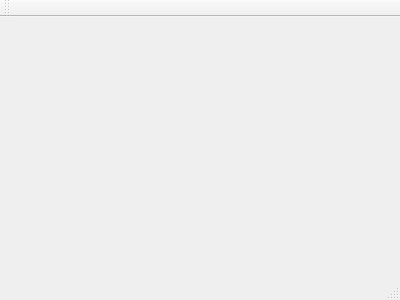
Old version of the form mainwindow.ui in the repository ebiyu/makenumber.
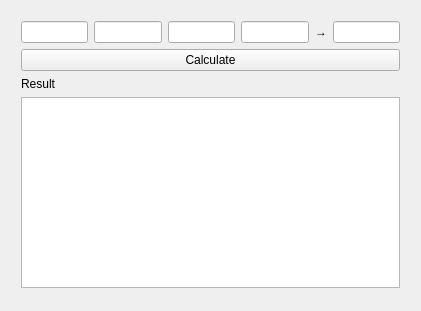
New version of the form.

Commit message: built user interface

The edit to the form file:
```diff
--- a/mainwindow.ui
+++ b/mainwindow.ui
@@ -1,24 +1,96 @@
 <ui version="4.0">
  <class>MainWindow</class>
- <widget class="QMainWindow" name="MainWindow" >
-  <property name="geometry" >
+ <widget class="QMainWindow" name="MainWindow">
+  <property name="geometry">
    <rect>
     <x>0</x>
     <y>0</y>
-    <width>400</width>
-    <height>300</height>
+    <width>421</width>
+    <height>311</height>
    </rect>
   </property>
   <property name="windowTitle" >
    <string>MainWindow</string>
   </property>
-  <widget class="QMenuBar" name="menuBar" />
-  <widget class="QToolBar" name="mainToolBar" />
-  <widget class="QWidget" name="centralWidget" />
-  <widget class="QStatusBar" name="statusBar" />
+  <widget class="QWidget" name="centralWidget">
+   <widget class="QWidget" name="">
+    <property name="geometry">
+     <rect>
+      <x>10</x>
+      <y>10</y>
+      <width>401</width>
+      <height>289</height>
+     </rect>
+    </property>
+    <layout class="QVBoxLayout" name="verticalLayout">
+     <item>
+      <layout class="QHBoxLayout" name="horizontalLayout">
+       <item>
+        <widget class="QLineEdit" name="numBox1"/>
+       </item>
+       <item>
+        <widget class="QLineEdit" name="numBox2"/>
+       </item>
+       <item>
+        <widget class="QLineEdit" name="numBox3"/>
+       </item>
+       <item>
+        <widget class="QLineEdit" name="numBox4"/>
+       </item>
+       <item>
+        <widget class="QLabel" name="label_2">
+         <property name="text">
+          <string>→</string>
+         </property>
+        </widget>
+       </item>
+       <item>
+        <widget class="QLineEdit" name="resultBox"/>
+       </item>
+      </layout>
+     </item>
+     <item>
+      <widget class="QPushButton" name="pushButton">
+       <property name="text">
+        <string>Calculate</string>
+       </property>
+      </widget>
+     </item>
+     <item>
+      <widget class="QLabel" name="label">
+       <property name="text">
+        <string>Result</string>
+       </property>
+      </widget>
+     </item>
+     <item>
+      <widget class="QListView" name="resultList"/>
+     </item>
+    </layout>
+   </widget>
+   <zorder>pushButton</zorder>
+   <zorder>numBox1</zorder>
+   <zorder>numBox2</zorder>
+   <zorder>numBox3</zorder>
+   <zorder>numBox4</zorder>
+   <zorder>numBox1</zorder>
+   <zorder>label</zorder>
+   <zorder>label_2</zorder>
+   <zorder>resultBox</zorder>
+   <zorder></zorder>
+   <zorder>resultList</zorder>
+  </widget>
  </widget>
- <layoutDefault spacing="6" margin="11" />
- <pixmapfunction></pixmapfunction>
+ <layoutdefault spacing="6" margin="11"/>
+ <tabstops>
+  <tabstop>numBox1</tabstop>
+  <tabstop>numBox2</tabstop>
+  <tabstop>numBox3</tabstop>
+  <tabstop>numBox4</tabstop>
+  <tabstop>resultBox</tabstop>
+  <tabstop>pushButton</tabstop>
+  <tabstop>resultList</tabstop>
+ </tabstops>
  <resources/>
  <connections/>
 </ui>
```
Left out of the diff: 3 changed lines with no effect on the pictures.
